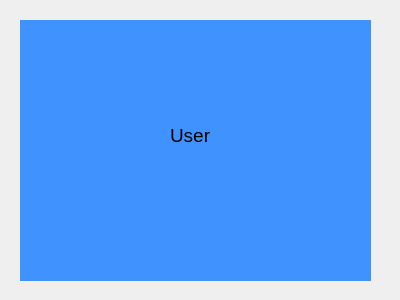
This is user.ui in MdTeach/KU_EL as Qt 5 draws it before an edit. The edited form follows.
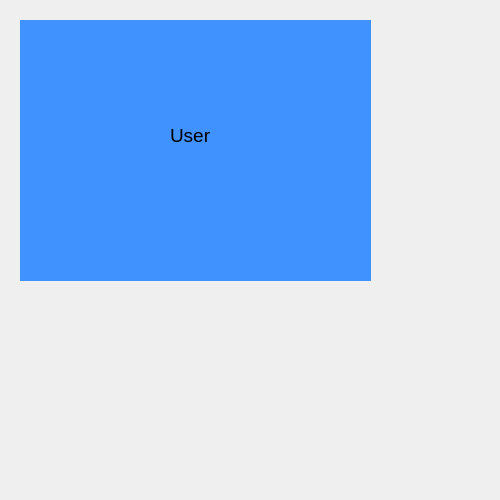
This is the edited form.

The edit to the form file:
```diff
--- a/user.ui
+++ b/user.ui
@@ -6,10 +6,22 @@
    <rect>
     <x>0</x>
     <y>0</y>
-    <width>400</width>
-    <height>300</height>
+    <width>500</width>
+    <height>500</height>
    </rect>
   </property>
+  <property name="minimumSize">
+   <size>
+    <width>500</width>
+    <height>500</height>
+   </size>
+  </property>
+  <property name="maximumSize">
+   <size>
+    <width>500</width>
+    <height>500</height>
+   </size>
+  </property>
   <property name="windowTitle">
    <string>Form</string>
   </property>
```
